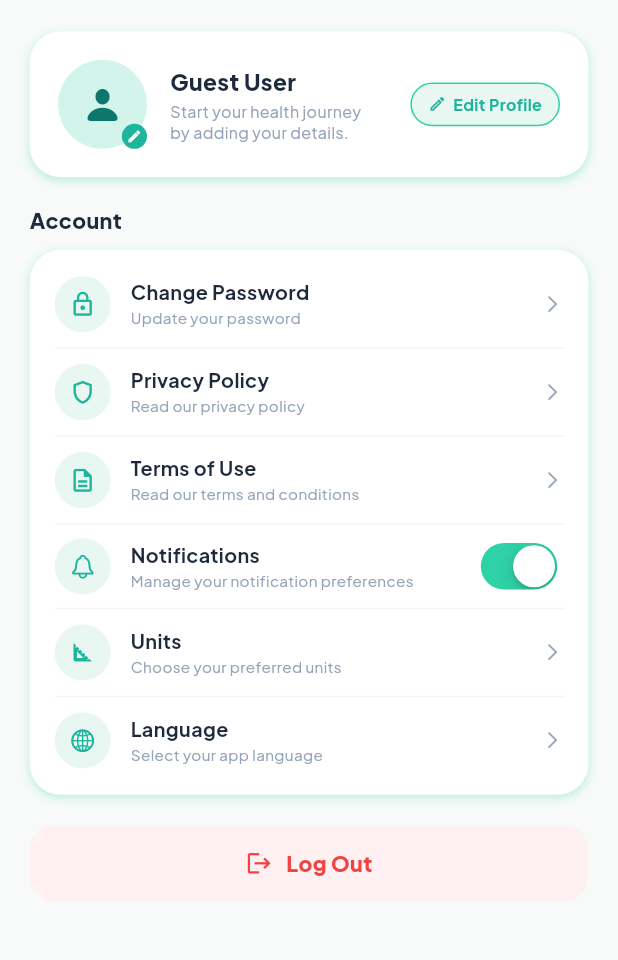
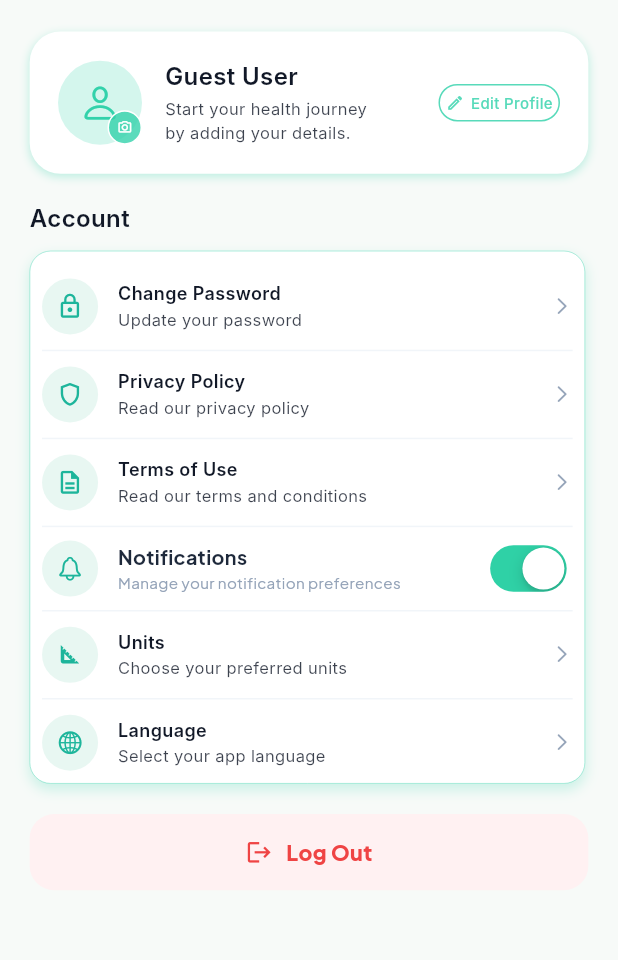
Before and after one commit to AyeshaNaseer07/bmi_calculator, a Flutter app: the ProfileScreen screen opened by its route, on a phone screen of 412 x 824 dp, the part 72-1032 px from its top. Run offline on Flutter 3.47's test engine with Material 3 defaults, Android fonts, the phone set to English and light mode, and no system bars; our stand-ins replace firebase_core, fl_chart, flutter_screenutil, get, google_fonts, shared_preferences; accounts and stored records are empty.

Commit message:
fix profile ui partically

```diff
--- a/lib/views/profile/profile_screen.dart
+++ b/lib/views/profile/profile_screen.dart
@@ -80,10 +80,7 @@ class ProfileScreen extends StatelessWidget {
               SizedBox(height: 4.h),
               Text(
                 'Enter your name to personalize your health journey.',
-                style: TextStyle(
-                  fontSize: 12.sp,
-                  color: AppColors.textLight,
-                ),
+                style: TextStyle(fontSize: 12.sp, color: AppColors.textLight),
               ),
               SizedBox(height: 16.h),
               Container(
@@ -244,15 +241,17 @@ class ProfileScreen extends StatelessWidget {
                         child: Stack(
                           children: [
                             Container(
-                              width: 54.w,
-                              height: 54.w,
-                              decoration: const BoxDecoration(
-                                color: Color(0xFFD3F4EA),
-                                shape: BoxShape.circle,
+                              width: 56,
+                              height: 56,
+                              decoration: ShapeDecoration(
+                                color: const Color(0xFF33D2AB)
+                                    .withValues(alpha: 0.21),
+                                shape: OvalBorder(),
                               ),
+
                               child: Icon(
-                                CupertinoIcons.person_fill,
-                                color: const Color(0xFF0F766E),
+                                CupertinoIcons.person,
+                                color: const Color(0xFF33D2AB),
                                 size: 28.sp,
                               ),
                             ),
@@ -260,13 +259,20 @@ class ProfileScreen extends StatelessWidget {
                               bottom: 0,
                               right: 0,
                               child: Container(
-                                padding: EdgeInsets.all(3.w),
-                                decoration: const BoxDecoration(
-                                  color: Color(0xFF1DB59B),
-                                  shape: BoxShape.circle,
+                                width: 23,
+                                height: 23,
+                                decoration: ShapeDecoration(
+                                  color: const Color(0xFF33D2AB)
+                                      .withValues(alpha: 0.8),
+                                  shape: OvalBorder(
+                                    side: BorderSide(
+                                      width: 1,
+                                      color: Colors.white,
+                                    ),
+                                  ),
                                 ),
                                 child: Icon(
-                                  Icons.edit,
+                                  Icons.camera_alt_outlined,
                                   color: Colors.white,
                                   size: 10.sp,
                                 ),
@@ -292,18 +298,21 @@ class ProfileScreen extends StatelessWidget {
                                 maxLines: 1,
                                 overflow: TextOverflow.ellipsis,
                                 style: TextStyle(
-                                  fontSize: 15.sp,
-                                  fontWeight: FontWeight.w800,
-                                  color: AppColors.textDark,
+                                  color: const Color(0xFF111827),
+                                  fontSize: 16,
+                                  fontFamily: 'Inter',
+                                  fontWeight: FontWeight.w600,
                                 ),
                               ),
                               SizedBox(height: 2.h),
                               Text(
                                 tagline,
                                 style: TextStyle(
-                                  fontSize: 10.5.sp,
-                                  color: AppColors.textLight,
-                                  height: 1.3,
+                                  color: const Color(0xFF111827)
+                                      .withOpacity(0.82),
+                                  fontSize: 11,
+                                  fontFamily: 'Inter',
+                                  fontWeight: FontWeight.w400,
                                 ),
                               ),
                             ],
@@ -318,32 +327,43 @@ class ProfileScreen extends StatelessWidget {
                           profileController,
                         ),
                         child: Container(
-                          padding: EdgeInsets.symmetric(
-                            horizontal: 10.w,
-                            vertical: 6.h,
+                          width: 81,
+                          height: 25,
+                          decoration: ShapeDecoration(
+                            shape: RoundedRectangleBorder(
+                              side: BorderSide(
+                                width: 1,
+                                color: const Color(0xFF33D2AB)
+                                    .withOpacity(0.82),
                               ),
-                          decoration: BoxDecoration(
-                            color: const Color(0xFFE8F7F2),
-                            borderRadius: BorderRadius.circular(16.r),
-                            border: Border.all(color: const Color(0xFF2FD1A6)),
+                              borderRadius: BorderRadius.circular(30),
                             ),
+                          ),
+                          child: Padding(
+                            padding: const EdgeInsets.all(4.0),
                             child: Row(
                               children: [
                                 Icon(
                                   Icons.edit_outlined,
                                   size: 12.sp,
-                                color: const Color(0xFF1DB59B),
+                                  color: const Color(0xFF33D2AB)
+                                      .withOpacity(0.82),
                                 ),
                                 SizedBox(width: 4.w),
-                              Text(
+                                Opacity(
+                                  opacity: 0.82,
+                                  child: Text(
                                     'Edit Profile',
                                     style: TextStyle(
-                                  fontSize: 10.5.sp,
-                                  fontWeight: FontWeight.w700,
-                                  color: const Color(0xFF1DB59B),
+                                      color: const Color(0xFF33D2AB),
+                                      fontSize: 10,
+                                      fontFamily: 'Inter',
+                                      fontWeight: FontWeight.w500,
+                                    ),
                                   ),
                                 ),
                               ],
+                            ),
                           ),
                         ),
                       ),
@@ -357,20 +377,38 @@ class ProfileScreen extends StatelessWidget {
               Text(
                 'Account',
                 style: TextStyle(
-                  fontSize: 14.sp,
-                  fontWeight: FontWeight.w800,
-                  color: AppColors.textDark,
+                  color: const Color(0xFF111827),
+                  fontSize: 16,
+                  fontFamily: 'Inter',
+                  fontWeight: FontWeight.w600,
                 ),
               ),
               SizedBox(height: 10.h),
 
               // Account List Card
-              CustomCard(
-                borderRadius: 20.r,
-                padding: EdgeInsets.symmetric(
-                  vertical: 6.h,
-                  horizontal: 14.w,
+              Container(
+                width: 337.w,
+                height: 350.h,
+                decoration: ShapeDecoration(
+                  color: Colors.white,
+                  shape: RoundedRectangleBorder(
+                    side: BorderSide(
+                      width: 0.25,
+                      color: const Color(0xFF33D2AB),
                     ),
+                    borderRadius: BorderRadius.circular(14),
+                  ),
+                  shadows: [
+                    BoxShadow(
+                      color: Color(0x3A33D2AB),
+                      blurRadius: 6.80,
+                      offset: Offset(0, 4),
+                      spreadRadius: 0,
+                    ),
+                  ],
+                ),
+                child: Padding(
+                  padding: const EdgeInsets.all(8.0),
                   child: Column(
                     children: [
                       // Change Password
@@ -480,6 +518,7 @@ class ProfileScreen extends StatelessWidget {
                     ],
                   ),
                 ),
+              ),
               SizedBox(height: 20.h),
 
               // Log Out Button
@@ -494,7 +533,11 @@ class ProfileScreen extends StatelessWidget {
                   child: Row(
                     mainAxisAlignment: MainAxisAlignment.center,
                     children: [
-                      Icon(Icons.logout, size: 18.sp, color: const Color(0xFFEF4444)),
+                      Icon(
+                        Icons.logout,
+                        size: 18.sp,
+                        color: const Color(0xFFEF4444),
+                      ),
                       SizedBox(width: 8.w),
                       Text(
                         'Log Out',
@@ -546,17 +589,20 @@ class ProfileScreen extends StatelessWidget {
                   Text(
                     title,
                     style: TextStyle(
-                      fontSize: 13.sp,
-                      fontWeight: FontWeight.w700,
-                      color: AppColors.textDark,
+                      color: const Color(0xFF111827),
+                      fontSize: 12,
+                      fontFamily: 'Inter',
+                      fontWeight: FontWeight.w600,
                     ),
                   ),
                   SizedBox(height: 1.h),
                   Text(
                     subtitle,
                     style: TextStyle(
-                      fontSize: 10.sp,
-                      color: AppColors.textLight,
+                      color: const Color(0xFF111827).withOpacity(0.82),
+                      fontSize: 11,
+                      fontFamily: 'Inter',
+                      fontWeight: FontWeight.w400,
                     ),
                   ),
                 ],
```
Also changed, not shown: lib/views/health_insights/add_health_data_screen.dart (+19 -42 lines), lib/views/weight_tracking/add_weight_screen.dart (+29 -41 lines), lib/views/widgets/gender_popup_menu.dart (added, +90 -0 lines), 1 other file. Lines whose indentation alone changed are shown as unchanged.
